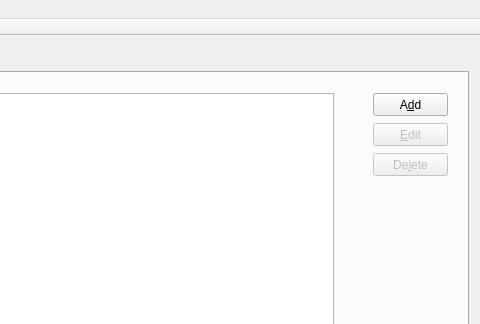
Old version of the form source/mainwindow.ui in the repository martin-kudlicka/virtual-desktop-manager; both pictures show x 320 to 800 and y 0 to 324 of the 800 by 600 pixel window.
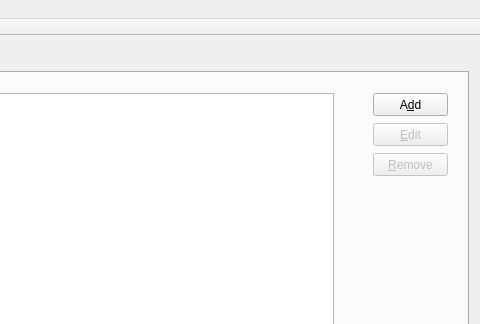
New version of the form.

The edit to the form file:
```diff
--- a/source/mainwindow.ui
+++ b/source/mainwindow.ui
@@ -117,7 +117,7 @@
          </rect>
         </property>
         <property name="text">
-         <string>De&amp;lete</string>
+         <string>&amp;Remove</string>
         </property>
        </widget>
       </widget>
```
Left out of the diff: 8 changed lines with no effect on the pictures.
